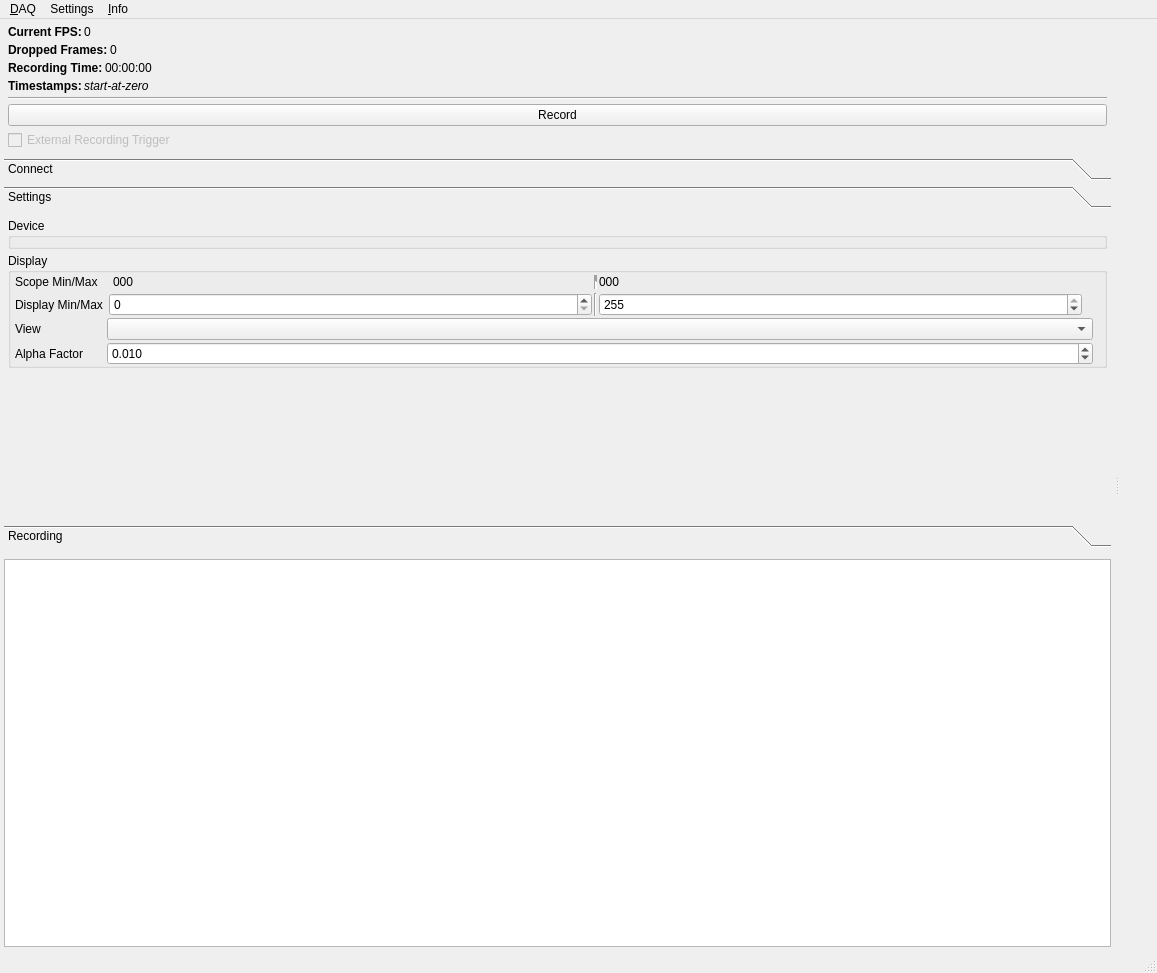
bothlab/pomidaq, file src/mainwindow.ui: the form before one commit.
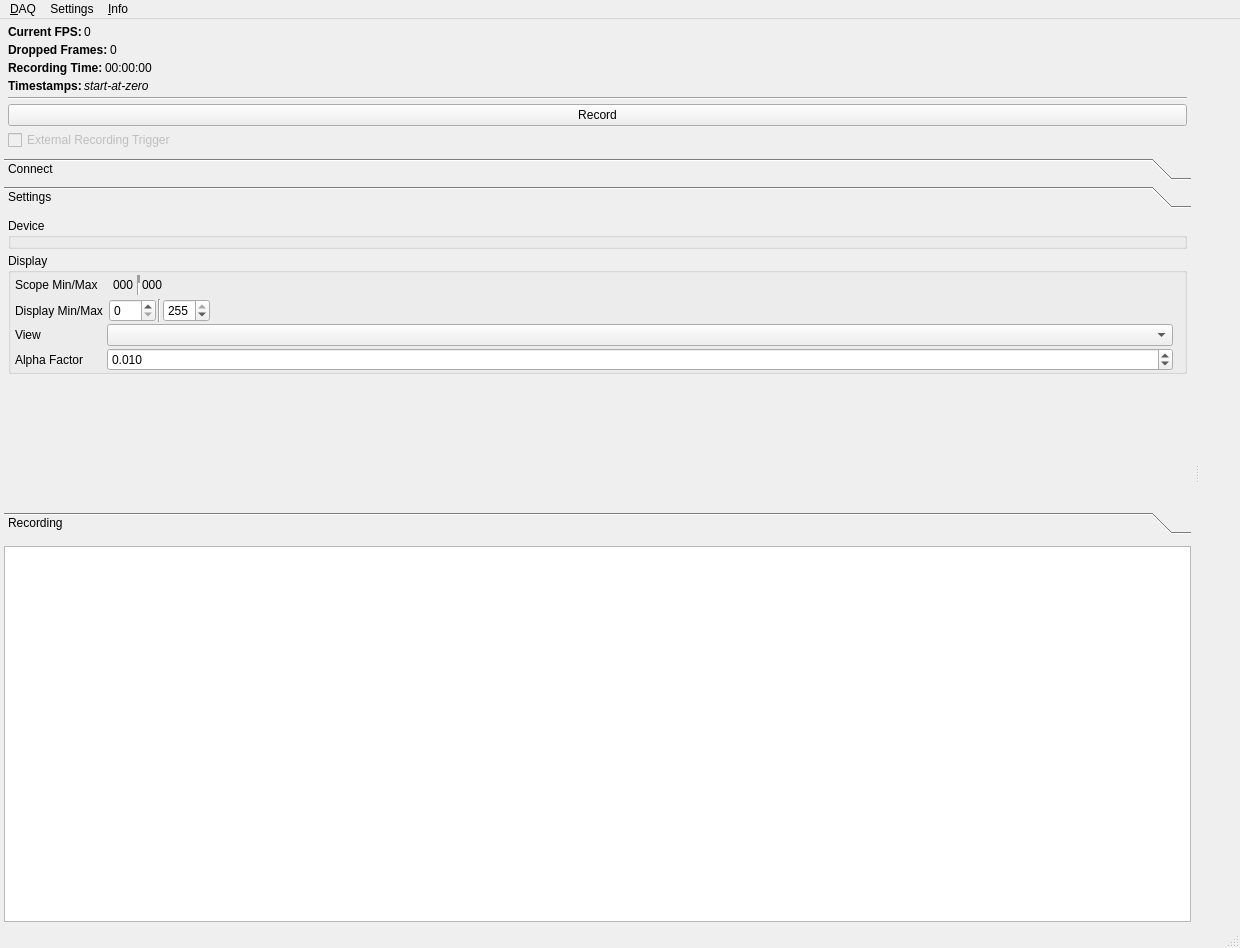
The form after the commit. The open tabs and pages were chosen to show the change. Icons and pictures are not drawn.

Commit message: trivial: Adjust some UI spacing

Diff of the .ui file:
```diff
--- a/src/mainwindow.ui
+++ b/src/mainwindow.ui
@@ -6,8 +6,8 @@
    <rect>
     <x>0</x>
     <y>0</y>
-    <width>1157</width>
-    <height>973</height>
+    <width>1240</width>
+    <height>948</height>
    </rect>
   </property>
   <property name="windowTitle">
@@ -432,8 +432,8 @@
             <rect>
              <x>0</x>
              <y>0</y>
-             <width>1108</width>
-             <height>285</height>
+             <width>1187</width>
+             <height>273</height>
             </rect>
            </property>
            <attribute name="label">
@@ -561,6 +561,19 @@
                       </property>
                      </widget>
                     </item>
+                    <item>
+                     <spacer name="horizontalSpacer_2">
+                      <property name="orientation">
+                       <enum>Qt::Horizontal</enum>
+                      </property>
+                      <property name="sizeHint" stdset="0">
+                       <size>
+                        <width>40</width>
+                        <height>20</height>
+                       </size>
+                      </property>
+                     </spacer>
+                    </item>
                    </layout>
                   </widget>
                  </item>
@@ -616,6 +629,19 @@
                       </property>
                      </widget>
                     </item>
+                    <item>
+                     <spacer name="horizontalSpacer">
+                      <property name="orientation">
+                       <enum>Qt::Horizontal</enum>
+                      </property>
+                      <property name="sizeHint" stdset="0">
+                       <size>
+                        <width>40</width>
+                        <height>20</height>
+                       </size>
+                      </property>
+                     </spacer>
+                    </item>
                    </layout>
                   </widget>
                  </item>
@@ -910,7 +936,7 @@
     <rect>
      <x>0</x>
      <y>0</y>
-     <width>1157</width>
+     <width>1240</width>
      <height>22</height>
     </rect>
    </property>
```
Left out of the diff: 8 changed lines with no effect on the pictures.
